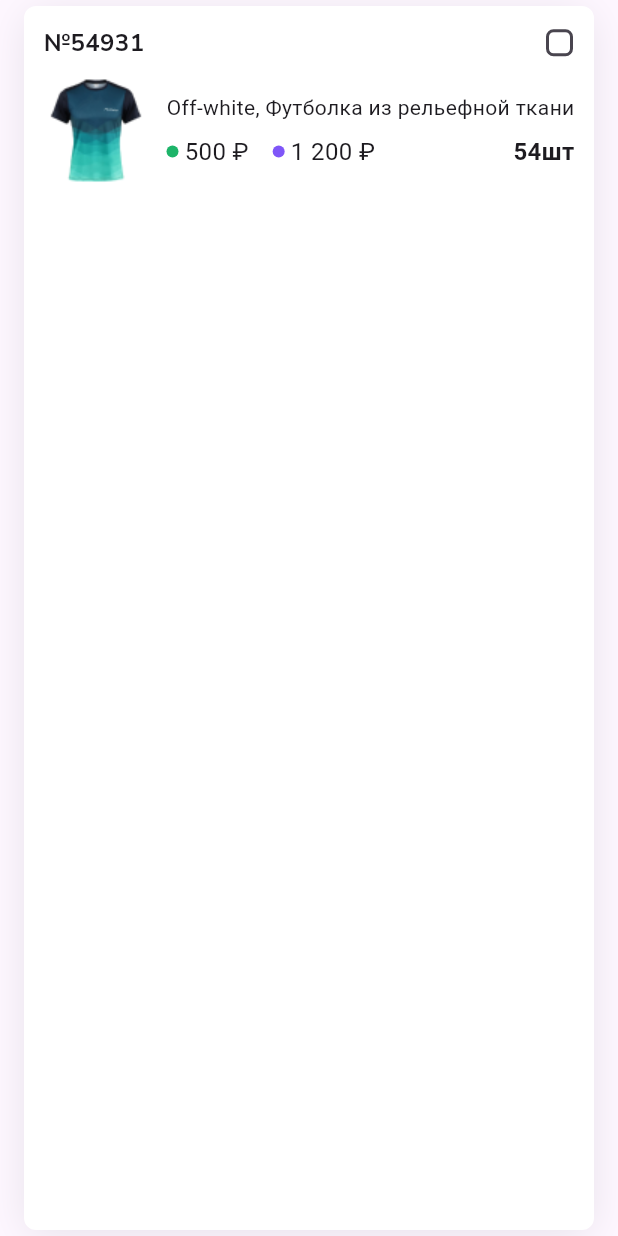
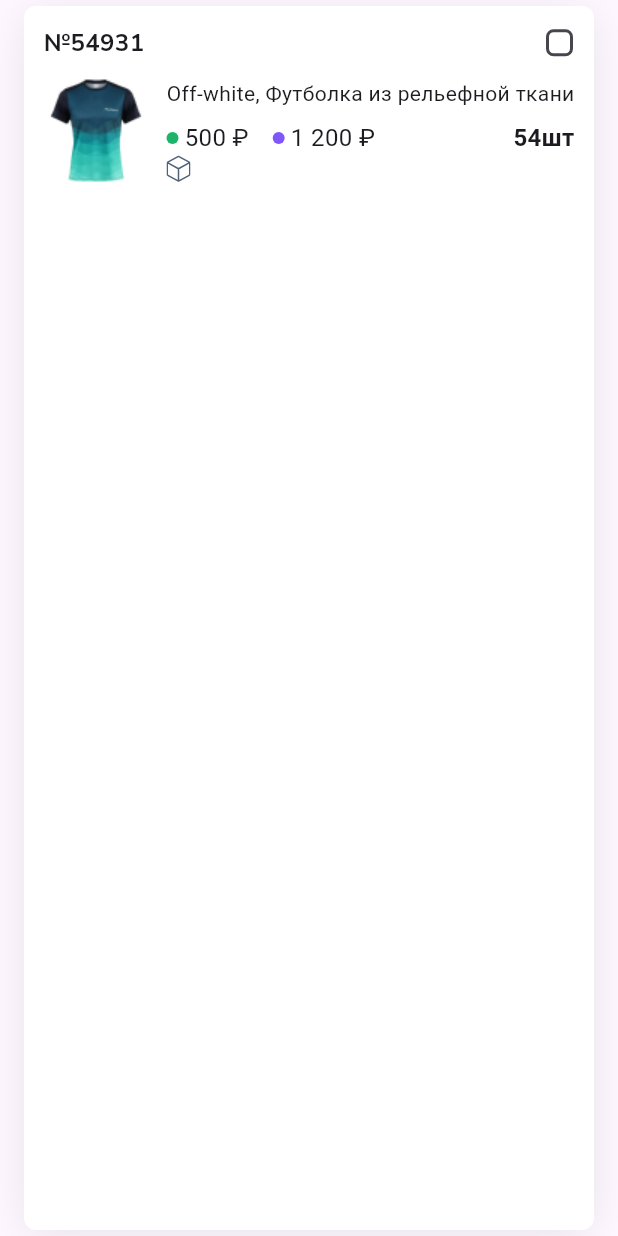
Before and after one commit to angelvlch/Flutter_Figma, a Flutter app: the ClothesCard widget shown alone on an empty page, opened directly with empty values, on a phone screen of 412 x 824 dp. Run offline on Flutter 3.47's test engine with Material 3 defaults, Android fonts, the phone set to English and light mode, and no system bars; our stand-ins replace flutter_svg, google_fonts.

```diff
--- a/lib/pages/select_product/widgets/clothes_card.dart
+++ b/lib/pages/select_product/widgets/clothes_card.dart
@@ -1,6 +1,7 @@
 import 'package:figma/configs/font_style.dart';
 import 'package:figma/configs/foto.dart';
 import 'package:flutter/material.dart';
+import 'package:flutter_svg/svg.dart';
 
 class ClothesCard extends StatefulWidget {
   final index;
@@ -17,7 +18,6 @@ class _ClothesCardState extends State<ClothesCard> {
   @override
   Widget build(BuildContext context) {
     return Container(
-        // height: 154,
         margin: EdgeInsets.symmetric(vertical: 4, horizontal: 16),
         padding: const EdgeInsets.all(12),
         decoration: decoration(),
@@ -76,7 +76,15 @@ class _ClothesCardState extends State<ClothesCard> {
                             ),
                           )
                         ],
-                      )
+                      ),
+                      Row(
+                        mainAxisAlignment: MainAxisAlignment.spaceBetween,
+                        children: [
+                          Container(
+                            child: SvgPicture.asset('assets/icons/stock.svg'),
+                          )
+                        ],
+                      ),
                     ],
                   ),
                 )
```
Also changed, not shown: lib/pages/select_product/select_product_screen.dart (+6 -3 lines), assets/icons/stock.svg (added).
